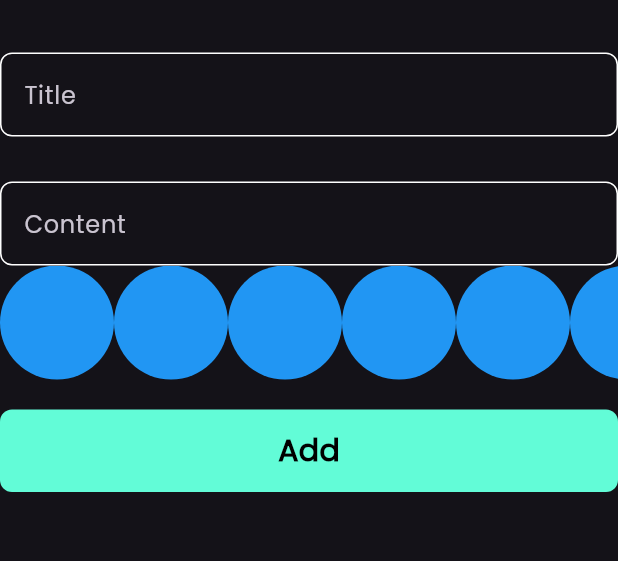
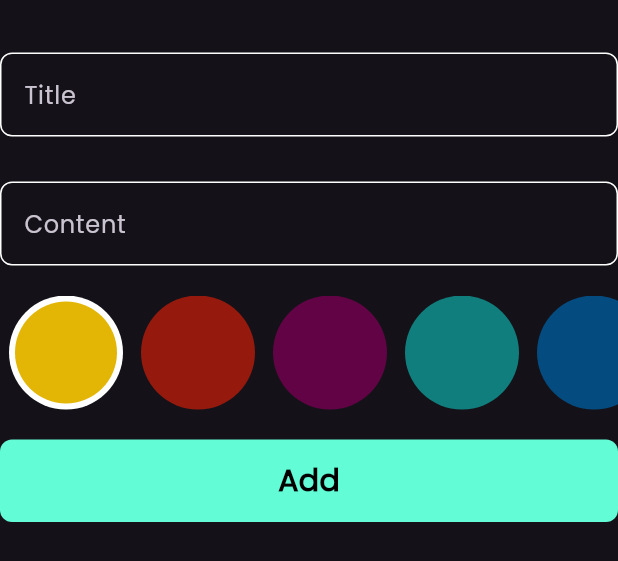
Before and after one commit to AhmedAdel8/notes_app, a Flutter app: the AddNoteForm widget shown alone on an empty page, opened directly, on a phone screen of 412 x 824 dp. Shown: the top 561 px of the screen. Run offline on Flutter 3.47's test engine with Material 3 defaults, Android fonts, the phone set to English and light mode, and no system bars; our stand-ins replace bloc, flutter_bloc, font_awesome_flutter, hive, hive_flutter; accounts and stored records are empty.

Commit message:
color list view part 2

```diff
--- a/lib/widgets/add_note_form.dart
+++ b/lib/widgets/add_note_form.dart
@@ -48,6 +48,9 @@ class _AddNoteFormState extends State<AddNoteForm> {
             hint: 'Content',
             maxLines: 5,
           ),
+          const SizedBox(
+            height: 20,
+          ),
           const ColorsListView(),
           const SizedBox(
             height: 20,
--- a/lib/widgets/color_list_view.dart
+++ b/lib/widgets/color_list_view.dart
@@ -1,29 +1,67 @@
 import 'package:flutter/material.dart';
 
 class ColorItem extends StatelessWidget {
-  const ColorItem({super.key});
+  const ColorItem({super.key, required this.isActive, required this.color});
+
+  final bool isActive;
+  final Color color;
 
   @override
   Widget build(BuildContext context) {
-    return const CircleAvatar(
-      radius: 38,
-      backgroundColor: Colors.blue,
-    );
+    return isActive
+        ? CircleAvatar(
+            radius: 38,
+            backgroundColor: Colors.white,
+            child: CircleAvatar(
+              radius: 34,
+              backgroundColor: color,
+            ),
+          )
+        : CircleAvatar(
+            radius: 38,
+            backgroundColor: color,
+          );
   }
 }
 
-class ColorsListView extends StatelessWidget {
+class ColorsListView extends StatefulWidget {
   const ColorsListView({super.key});
 
+  @override
+  State<ColorsListView> createState() => _ColorsListViewState();
+}
+
+class _ColorsListViewState extends State<ColorsListView> {
+  int currentIndex = 0;
+
+  List<Color> colors = [
+    Color(0xffE3B505),
+    Color(0xff95190C),
+    Color(0xff610345),
+    Color(0xff107E7D),
+    Color(0xff044B7F),
+  ];
   @override
   Widget build(BuildContext context) {
     return SizedBox(
       height: 38 * 2,
       child: ListView.builder(
-        itemCount: 10,
+        itemCount: colors.length,
         scrollDirection: Axis.horizontal,
         itemBuilder: (context, index) {
-          return const ColorItem();
+          return Padding(
+            padding: const EdgeInsets.symmetric(horizontal: 6),
+            child: GestureDetector(
+              onTap: () {
+                currentIndex = index;
+                setState(() {});
+              },
+              child: ColorItem(
+                color: colors[index],
+                isActive: currentIndex == index,
+              ),
+            ),
+          );
         },
       ),
     );
```
